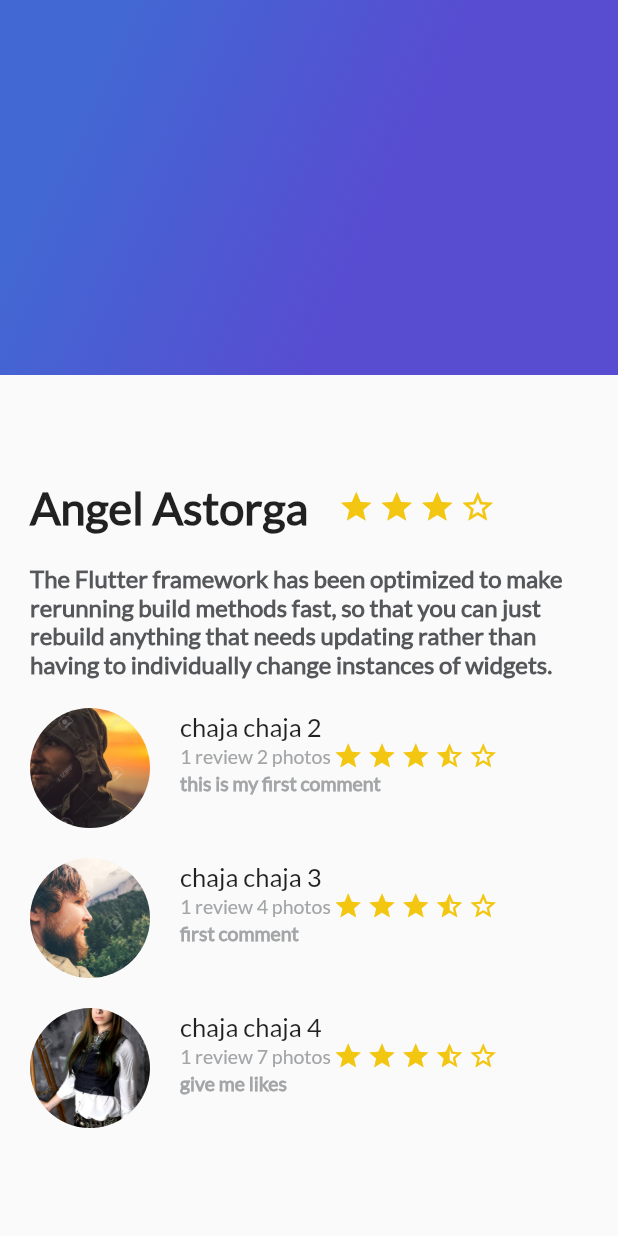
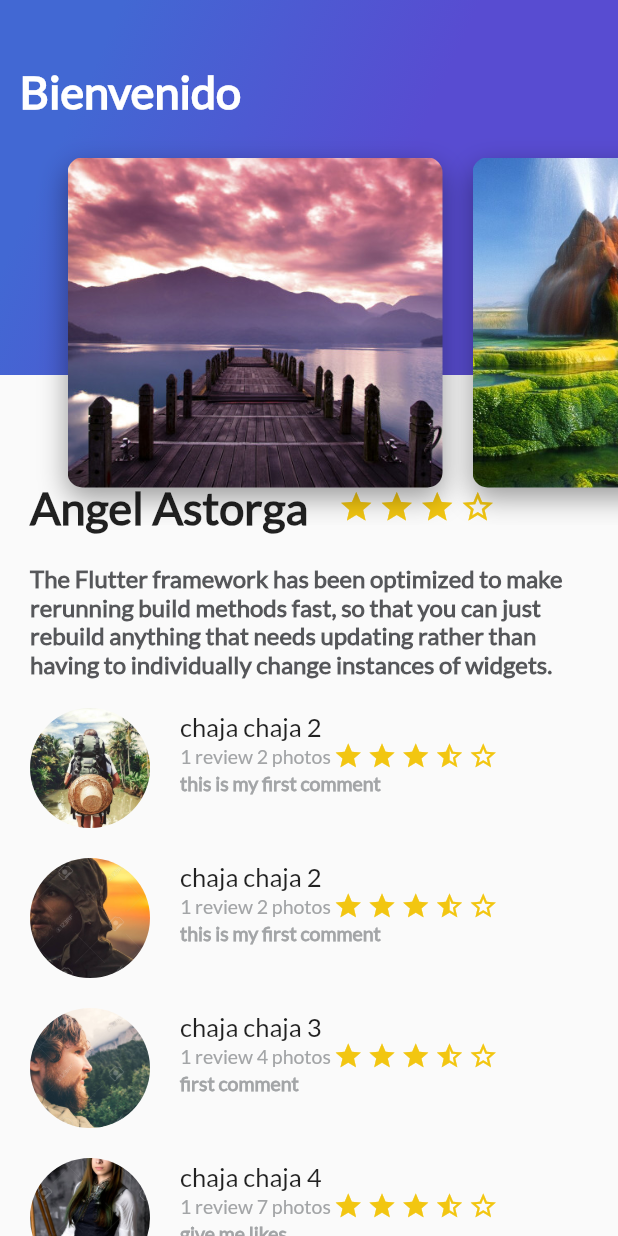
Before and after one commit to AngelAstorga/trip, a Flutter app: the screen it shows after launch, on a phone screen of 412 x 824 dp. Run offline on Flutter 3.47's test engine with Material 2 defaults, Android fonts, the phone set to English and light mode, and no system bars.

Commit message:
here we added the list image with the scroll

```diff
--- /dev/null
+++ b/lib/card_image.dart
@@ -0,0 +1,38 @@
+import 'package:flutter/cupertino.dart';
+import 'package:flutter/material.dart';
+
+class CardImage extends StatelessWidget{
+
+  String pathImage="assets/images/paisaje1.jpg";
+
+  CardImage(this.pathImage);
+
+  @override
+  Widget build(BuildContext context) {
+    final card=Container(
+      height: 350.0,
+      width: 250.0,
+      margin: EdgeInsets.only(
+        top:80.0,
+        left: 20.0,
+      ) ,
+      decoration: BoxDecoration(
+        image: DecorationImage(
+          fit: BoxFit.cover,
+          image: AssetImage(pathImage),
+        ),
+        borderRadius: BorderRadius.all(Radius.circular(10.0)),
+        shape: BoxShape.rectangle,
+        boxShadow: <BoxShadow>[
+          BoxShadow(
+            color: Colors.black38,
+            blurRadius: 15.0,
+            offset: Offset(0.0,7.0),
+          ),
+        ]
+      ),
+    );
+    return card;
+  }
+
+}
--- /dev/null
+++ b/lib/card_image_list.dart
@@ -0,0 +1,24 @@
+import 'package:flutter/material.dart';
+import 'package:tripapp/card_image.dart';
+
+class CardImageList extends StatelessWidget{
+  @override
+  Widget build(BuildContext context) {
+
+    return Container(
+      height: 350.0,
+      child: ListView(
+        padding: EdgeInsets.all(25.0),
+        scrollDirection: Axis.horizontal,
+        children: <Widget>[
+          CardImage("assets/images/paisaje1.jpg"),
+          CardImage("assets/images/paisaje2.jpg"),
+          CardImage("assets/images/paisaje3.jpg"),
+          CardImage("assets/images/paisaje4.jpg"),
+          CardImage("assets/images/paisaje5.jpg"),
+        ],
+      ),
+    );
+  }
+
+}
--- a/lib/gradient_back.dart
+++ b/lib/gradient_back.dart
@@ -1,6 +1,9 @@
 import 'package:flutter/material.dart';
 
 class GradientBack extends StatelessWidget{
+  String title="Popular";
+
+  GradientBack(this.title);
   @override
   Widget build(BuildContext context) {
 
@@ -18,6 +21,16 @@ class GradientBack extends StatelessWidget{
           tileMode: TileMode.clamp,
         ),
       ),
+      child: Text(
+        title,
+        style: TextStyle(
+          color: Colors.white,
+          fontSize: 30.0,
+          fontFamily: "Lato",
+          fontWeight: FontWeight.bold,
+        ),
+      ),
+      alignment: Alignment(-0.9,-0.6),
     );
   }
 
--- /dev/null
+++ b/lib/header_appbar.dart
@@ -0,0 +1,17 @@
+import 'package:flutter/material.dart';
+import 'package:tripapp/card_image_list.dart';
+import 'package:tripapp/gradient_back.dart';
+
+class HeaderAppBar extends StatelessWidget{
+  @override
+  Widget build(BuildContext context) {
+
+    return Stack(
+      children: <Widget>[
+        GradientBack("Bienvenido"),
+        CardImageList(),
+      ],
+    );
+  }
+
+}
--- a/lib/main.dart
+++ b/lib/main.dart
@@ -1,7 +1,7 @@
 import 'package:flutter/cupertino.dart';
 import 'package:flutter/material.dart';
 import 'package:tripapp/description_place.dart';
-import 'package:tripapp/gradient_back.dart';
+import 'package:tripapp/header_appbar.dart';
 import 'package:tripapp/review_list.dart';
 
 void main() => runApp(MyApp());
@@ -79,7 +79,7 @@ class _MyHomePageState extends State<MyHomePage> {
               ReviewList(),
             ],
           ),
-          GradientBack(),
+          HeaderAppBar(),
         ],
       ),
       //new DescriptionPlace("Angel Astorga",5,"The Flutter framework has been optimized to make rerunning build methods fast\, so that you can just rebuild anything that needs updating rather than having to individually change instances of widgets."),
--- a/lib/review_list.dart
+++ b/lib/review_list.dart
@@ -9,6 +9,7 @@ class ReviewList extends StatelessWidget{
     return Column(
       crossAxisAlignment: CrossAxisAlignment.start,
       children: <Widget>[
+        new Review("assets/images/person.jpg","chaja chaja 2","1 review 2 photos","this is my first comment"),
         new Review("assets/images/person2.jpg","chaja chaja 2","1 review 2 photos","this is my first comment"),
         new Review("assets/images/person3.jpg","chaja chaja 3","1 review 4 photos","first comment"),
         new Review("assets/images/person4.jpg","chaja chaja 4","1 review 7 photos","give me likes"),
--- a/pubspec.yaml
+++ b/pubspec.yaml
@@ -47,6 +47,11 @@ flutter:
     - assets/images/person2.jpg
     - assets/images/person3.jpg
     - assets/images/person4.jpg
+    - assets/images/paisaje1.jpg
+    - assets/images/paisaje2.jpg
+    - assets/images/paisaje3.jpg
+    - assets/images/paisaje4.jpg
+    - assets/images/paisaje5.jpg
 
   # To add assets to your application, add an assets section, like this:
   # assets:
```
Also changed, not shown: assets/images/paisaje1.jpg (added), assets/images/paisaje2.jpg (added), assets/images/paisaje3.jpg (added), assets/images/paisaje4.jpg (added), assets/images/paisaje5.jpg (added), lib/button_purple.dart (added).
